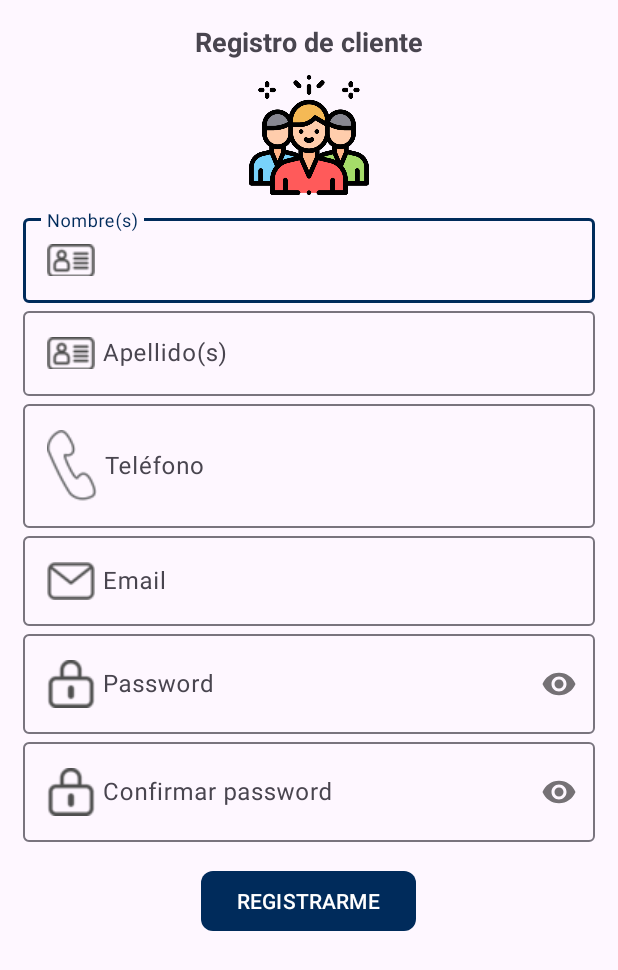
After one commit to Hannia946/proyectoMovil, an Android app: the RegistroRepartidor screen opened directly, with no data from a screen before it, on a phone screen of 412 x 824 dp. The commit adds this screen. Shown: the top 970 px of the screen. Run offline under Robolectric (Android 15) with nearby library versions, the phone set to English and light mode, and no system bars.

```diff
--- /dev/null
+++ b/app/src/main/java/com/example/proyecto/Repartidor/RegistroRepartidor.kt
@@ -0,0 +1,21 @@
+package com.example.proyecto.Repartidor
+
+import android.os.Bundle
+import androidx.activity.enableEdgeToEdge
+import androidx.appcompat.app.AppCompatActivity
+import androidx.core.view.ViewCompat
+import androidx.core.view.WindowInsetsCompat
+import com.example.proyecto.R
+
+class RegistroRepartidor : AppCompatActivity() {
+    override fun onCreate(savedInstanceState: Bundle?) {
+        super.onCreate(savedInstanceState)
+        enableEdgeToEdge()
+        setContentView(R.layout.activity_registro_repartidor)
+        ViewCompat.setOnApplyWindowInsetsListener(findViewById(R.id.main)) { v, insets ->
+            val systemBars = insets.getInsets(WindowInsetsCompat.Type.systemBars())
+            v.setPadding(systemBars.left, systemBars.top, systemBars.right, systemBars.bottom)
+            insets
+        }
+    }
+}
--- /dev/null
+++ b/app/src/main/res/layout/activity_registro_repartidor.xml
@@ -0,0 +1,145 @@
+<?xml version="1.0" encoding="utf-8"?>
+<ScrollView
+    xmlns:android="http://schemas.android.com/apk/res/android"
+    xmlns:app="http://schemas.android.com/apk/res-auto"
+    xmlns:tools="http://schemas.android.com/tools"
+    android:id="@+id/main"
+    android:layout_width="match_parent"
+    android:layout_height="match_parent"
+    tools:context=".cliente.RegistroClienteActivity">
+
+    <androidx.appcompat.widget.LinearLayoutCompat
+        android:layout_width="match_parent"
+        android:layout_height="wrap_content"
+        android:orientation="vertical"
+        android:padding="15dp">
+
+        <TextView
+            android:layout_gravity="center"
+            android:textSize="18sp"
+            android:textStyle="bold"
+            android:text="@string/txtRegistroC"
+            android:layout_width="wrap_content"
+            android:layout_height="wrap_content"/>
+
+        <ImageView
+            android:layout_width="80dp"
+            android:layout_height="80dp"
+            android:src="@drawable/registro"
+            android:layout_gravity="center"
+            android:layout_marginTop="10dp"
+            android:layout_marginBottom="10dp"/>
+
+
+        <!--Nombres-->
+        <com.google.android.material.textfield.TextInputLayout
+            android:layout_width="match_parent"
+            android:layout_height="wrap_content">
+
+            <EditText
+                android:id="@+id/etNombresC"
+                android:layout_width="match_parent"
+                android:layout_height="match_parent"
+                android:drawableStart="@drawable/names"
+                android:drawablePadding="5dp"
+                android:hint="@string/etNombresC"
+                android:inputType="textPersonName|textCapWords" />
+
+        </com.google.android.material.textfield.TextInputLayout>
+
+
+        <!--Apellidos-->
+        <com.google.android.material.textfield.TextInputLayout
+            android:layout_width="match_parent"
+            android:layout_height="wrap_content">
+
+            <EditText
+                android:id="@+id/etApellidosC"
+                android:hint="@string/etApellidosC"
+                android:drawableStart="@drawable/names"
+                android:drawablePadding="5dp"
+                android:inputType="textPersonName|textCapWords"
+                android:layout_width="match_parent"
+                android:layout_height="wrap_content"/>
+
+        </com.google.android.material.textfield.TextInputLayout>
+
+        <!--Teléfono-->
+        <com.google.android.material.textfield.TextInputLayout
+            android:layout_width="match_parent"
+            android:layout_height="wrap_content">
+
+            <EditText
+                android:id="@+id/etTelefonoC"
+                android:hint="@string/etTelefonoC"
+                android:inputType="phone"
+                android:drawableStart="@drawable/phone"
+                android:drawablePadding="5dp"
+                android:layout_width="match_parent"
+                android:layout_height="wrap_content"/>
+
+        </com.google.android.material.textfield.TextInputLayout>
+
+        <!--Correo-->
+        <com.google.android.material.textfield.TextInputLayout
+            android:layout_width="match_parent"
+            android:layout_height="wrap_content">
+
+            <EditText
+                android:id="@+id/etEmail"
+                android:hint="@string/etEmail"
+                android:drawableStart="@drawable/email"
+                android:drawablePadding="5dp"
+                android:inputType="textEmailAddress"
+                android:layout_width="match_parent"
+                android:layout_height="wrap_content"/>
+
+        </com.google.android.material.textfield.TextInputLayout>
+
+        <!--Password-->
+        <com.google.android.material.textfield.TextInputLayout
+            android:layout_width="match_parent"
+            android:layout_height="wrap_content"
+            app:passwordToggleEnabled="true">
+
+            <EditText
+                android:id="@+id/etPassword"
+                android:hint="@string/etPassword"
+                android:inputType="textPassword"
+                android:drawableStart="@drawable/password"
+                android:drawablePadding="5dp"
+                android:layout_width="match_parent"
+                android:layout_height="wrap_content"/>
+
+        </com.google.android.material.textfield.TextInputLayout>
+
+        <!--Confirm Password-->
+        <com.google.android.material.textfield.TextInputLayout
+            android:layout_width="match_parent"
+            android:layout_height="wrap_content"
+            app:passwordToggleEnabled="true">
+
+            <EditText
+                android:id="@+id/etCPassword"
+                android:hint="@string/etCPassword"
+                android:drawableStart="@drawable/password"
+                android:drawablePadding="5dp"
+                android:inputType="textPassword"
+                android:layout_width="match_parent"
+                android:layout_height="wrap_content"/>
+
+        </com.google.android.material.textfield.TextInputLayout>
+
+        <!--Botón de registrar-->
+        <com.google.android.material.button.MaterialButton
+            android:id="@+id/btnRegistrarC"
+            android:text="@string/btnRegistrarC"
+            android:textAllCaps="true"
+            app:cornerRadius="8dp"
+            android:layout_marginTop="15dp"
+            android:layout_gravity="center"
+            android:layout_width="wrap_content"
+            android:layout_height="wrap_content"/>
+    </androidx.appcompat.widget.LinearLayoutCompat>
+
+</ScrollView>
```
Also changed, not shown: app/src/main/AndroidManifest.xml (+9 -2 lines), app/src/main/java/com/example/proyecto/Repartidor/LoginRepartidor.kt (added, +21 -0 lines), app/src/main/res/layout/activity_login_repartidor.xml (added, +95 -0 lines), app/src/main/res/values/strings.xml (+1 -6 lines), app/src/main/res/drawable/login_repartidor.png (added), app/src/main/res/drawable/registro.png (added).
